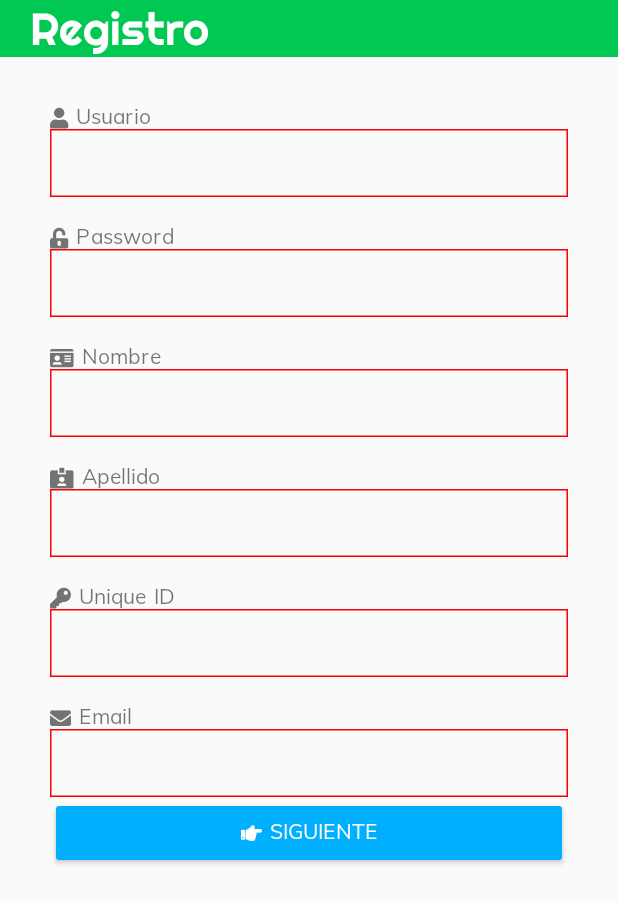
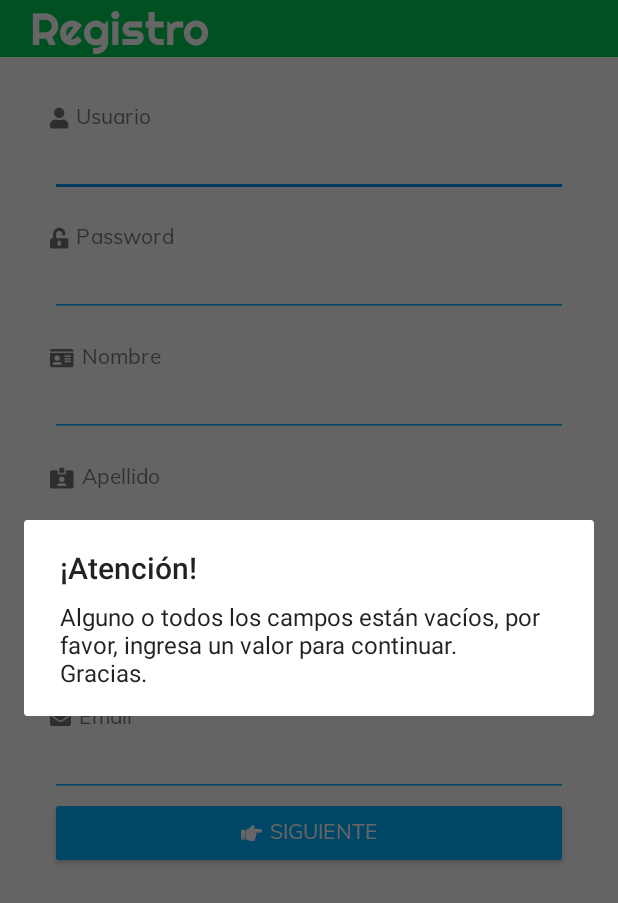
Before and after one commit to MFuentes1992/dNomics, an Android app: the Registro_A screen opened directly, with no data from a screen before it, after a tap on an icon or button, on a phone screen of 412 x 824 dp. Shown: the top 903 px of the screen. Run offline under Robolectric (Android 15) with nearby library versions, the phone set to English and light mode, and no system bars.

Commit message:
validador de campos vacios

```diff
--- a/app/src/main/java/com/example/markf/dnomics/Functions.java
+++ b/app/src/main/java/com/example/markf/dnomics/Functions.java
@@ -6,6 +6,7 @@ import android.graphics.Color;
 import android.graphics.Outline;
 import android.graphics.Paint;
 import android.graphics.drawable.ShapeDrawable;
+import android.graphics.drawable.shapes.ArcShape;
 import android.graphics.drawable.shapes.RectShape;
 import android.view.View;
 import android.widget.EditText;
@@ -98,19 +99,14 @@ public class Functions {
         alert.show();
     }
 
-    public boolean hasEmptyFields(LinearLayout layout){
-        boolean flag = false;
+    public int hasEmptyFields(LinearLayout layout){
+        int counter = 0;
         for(int i = 0; i < layout.getChildCount(); i++){
             if(layout.getChildAt(i) instanceof EditText && ((EditText) layout.getChildAt(i)).getText().toString().equals("")){
-                ShapeDrawable shape = new ShapeDrawable(new RectShape());
-                shape.getPaint().setColor(Color.RED);
-                shape.getPaint().setStyle(Paint.Style.STROKE);
-                shape.getPaint().setStrokeWidth(3);
-                ((EditText) layout.getChildAt(i)).setBackground(shape);
-                flag = true;
+                counter ++;
             }
         }
-        return flag;
+        return counter;
     }
 
     public PersonTO fillPerson(String nombre, String surname, String uniqueID, String usuario, String password, String email, int country, String birthDate, String createDate, String updateDate, String imgurl){
--- a/app/src/main/java/com/example/markf/dnomics/Registro_A.java
+++ b/app/src/main/java/com/example/markf/dnomics/Registro_A.java
@@ -83,10 +83,7 @@ public class Registro_A extends AppCompatActivity {
                     @Override
                     public void onClick(View v) {
                         Functions functionHelper = new Functions();
-                        /*if(functionHelper.textfieldValidator(txtUsuarioRegistro)){
-                            functionHelper.showMessage(v, getString(R.string.showMessageAtention), functionHelper.emptyFieldMsg(v));
-                        }*/
-                        if(!functionHelper.hasEmptyFields(registroAContainer)){
+                        if(functionHelper.hasEmptyFields(registroAContainer) <= 0){
                             getInfo();
                             Intent intent = new Intent(Registro_A.this, Registro_B.class);
                             intent.putExtra("_usuario",usuario);
@@ -96,6 +93,8 @@ public class Registro_A extends AppCompatActivity {
                             intent.putExtra("_uniqueid",uniqueID);
                             intent.putExtra("_email",email);
                             Registro_A.this.startActivity(intent);
+                        }else{
+                            functionHelper.showMessage(v, getString(R.string.showMessageAtention), functionHelper.emptyFieldMsg(v));
                         }
                     }
                 }
--- a/app/src/main/res/values/strings.xml
+++ b/app/src/main/res/values/strings.xml
@@ -15,7 +15,7 @@
     <string name="siguiente">&#xf0a4; Siguiente</string>
     <string name="guardar">&#xf0c7; Guardar</string>
     <string name="showMessageAtention">¡Atención!</string>
-    <string name="emptyField">Uno de los campos está vacío. Por favor, ingresa un valor admitido para continuar.</string>
+    <string name="emptyField">Alguno o todos los campos están vacíos, por favor, ingresa un valor para continuar. \nGracias.</string>
 
     <string-array name="registro_country">
         <item name="AS01">Afganistán</item>
```
